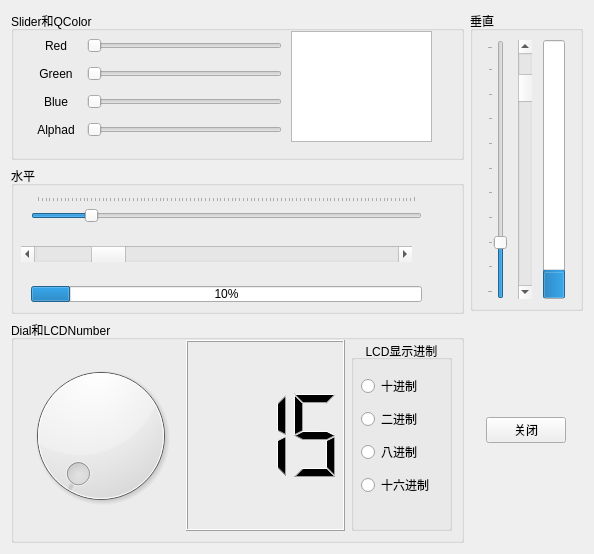
Qt form samp4_4/showwidget.ui (wlnetman/Qt59_cpp_dev_guide) before a commit.
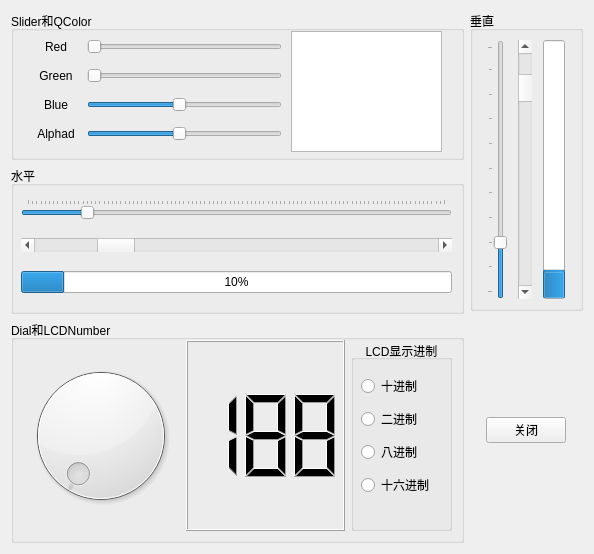
The same form after that commit. Icons and pictures are not drawn.

The edit to the form file:
```diff
--- a/samp4_4/showwidget.ui
+++ b/samp4_4/showwidget.ui
@@ -26,8 +26,8 @@
          <rect>
           <x>280</x>
           <y>20</y>
-          <width>141</width>
-          <height>111</height>
+          <width>151</width>
+          <height>121</height>
          </rect>
         </property>
        </widget>
@@ -37,7 +37,7 @@
           <x>20</x>
           <y>20</y>
           <width>251</width>
-          <height>116</height>
+          <height>119</height>
          </rect>
         </property>
         <layout class="QVBoxLayout" name="verticalLayout">
@@ -60,7 +60,10 @@
             </widget>
            </item>
            <item>
-            <widget class="QSlider" name="horizontalSlider">
+            <widget class="QSlider" name="SliderRed">
+             <property name="maximum">
+              <number>255</number>
+             </property>
              <property name="orientation">
               <enum>Qt::Horizontal</enum>
              </property>
@@ -87,7 +90,10 @@
             </widget>
            </item>
            <item>
-            <widget class="QSlider" name="horizontalSlider_2">
+            <widget class="QSlider" name="SliderGreen">
+             <property name="maximum">
+              <number>255</number>
+             </property>
              <property name="orientation">
               <enum>Qt::Horizontal</enum>
              </property>
@@ -114,7 +120,13 @@
             </widget>
            </item>
            <item>
-            <widget class="QSlider" name="horizontalSlider_3">
+            <widget class="QSlider" name="SliderBlue">
+             <property name="maximum">
+              <number>255</number>
+             </property>
+             <property name="value">
+              <number>120</number>
+             </property>
              <property name="orientation">
               <enum>Qt::Horizontal</enum>
              </property>
@@ -141,7 +153,13 @@
             </widget>
            </item>
            <item>
-            <widget class="QSlider" name="horizontalSlider_4">
+            <widget class="QSlider" name="SliderAphla">
+             <property name="maximum">
+              <number>255</number>
+             </property>
+             <property name="value">
+              <number>120</number>
+             </property>
              <property name="orientation">
               <enum>Qt::Horizontal</enum>
              </property>
@@ -158,53 +176,47 @@
        <property name="title">
         <string>水平</string>
        </property>
-       <widget class="QSlider" name="horizontalSlider_5">
-        <property name="geometry">
-         <rect>
-          <x>20</x>
-          <y>30</y>
-          <width>391</width>
-          <height>31</height>
-         </rect>
-        </property>
-        <property name="value">
-         <number>14</number>
-        </property>
-        <property name="orientation">
-         <enum>Qt::Horizontal</enum>
-        </property>
-        <property name="tickPosition">
-         <enum>QSlider::TicksAbove</enum>
-        </property>
-       </widget>
-       <widget class="QScrollBar" name="horizontalScrollBar">
+       <widget class="QWidget" name="layoutWidget">
         <property name="geometry">
          <rect>
           <x>10</x>
-          <y>80</y>
-          <width>391</width>
-          <height>16</height>
+          <y>20</y>
+          <width>431</width>
+          <height>121</height>
          </rect>
         </property>
-        <property name="value">
-         <number>17</number>
-        </property>
-        <property name="orientation">
-         <enum>Qt::Horizontal</enum>
-        </property>
-       </widget>
-       <widget class="QProgressBar" name="progressBar">
-        <property name="geometry">
-         <rect>
-          <x>20</x>
-          <y>120</y>
-          <width>391</width>
-          <height>16</height>
-         </rect>
-        </property>
-        <property name="value">
-         <number>10</number>
-        </property>
+        <layout class="QVBoxLayout" name="verticalLayout_6">
+         <item>
+          <widget class="QSlider" name="horizontalSlider_5">
+           <property name="value">
+            <number>14</number>
+           </property>
+           <property name="orientation">
+            <enum>Qt::Horizontal</enum>
+           </property>
+           <property name="tickPosition">
+            <enum>QSlider::TicksAbove</enum>
+           </property>
+          </widget>
+         </item>
+         <item>
+          <widget class="QScrollBar" name="horizontalScrollBar">
+           <property name="value">
+            <number>17</number>
+           </property>
+           <property name="orientation">
+            <enum>Qt::Horizontal</enum>
+           </property>
+          </widget>
+         </item>
+         <item>
+          <widget class="QProgressBar" name="progressBar">
+           <property name="value">
+            <number>10</number>
+           </property>
+          </widget>
+         </item>
+        </layout>
        </widget>
       </widget>
      </item>
@@ -241,7 +253,7 @@
             <enum>QLCDNumber::Filled</enum>
            </property>
            <property name="value" stdset="0">
-            <double>15.000000000000000</double>
+            <double>188.000000000000000</double>
            </property>
           </widget>
          </item>
```
Left out of the diff: 117 changed lines with no effect on the pictures.
